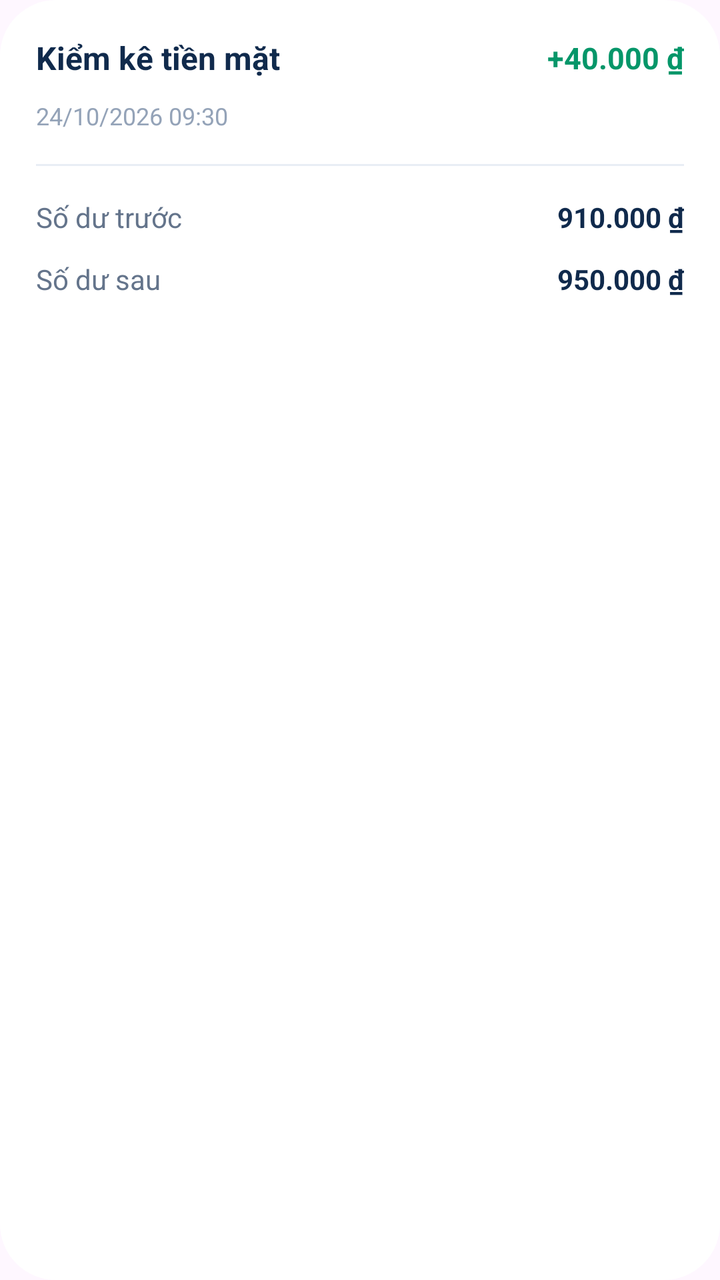
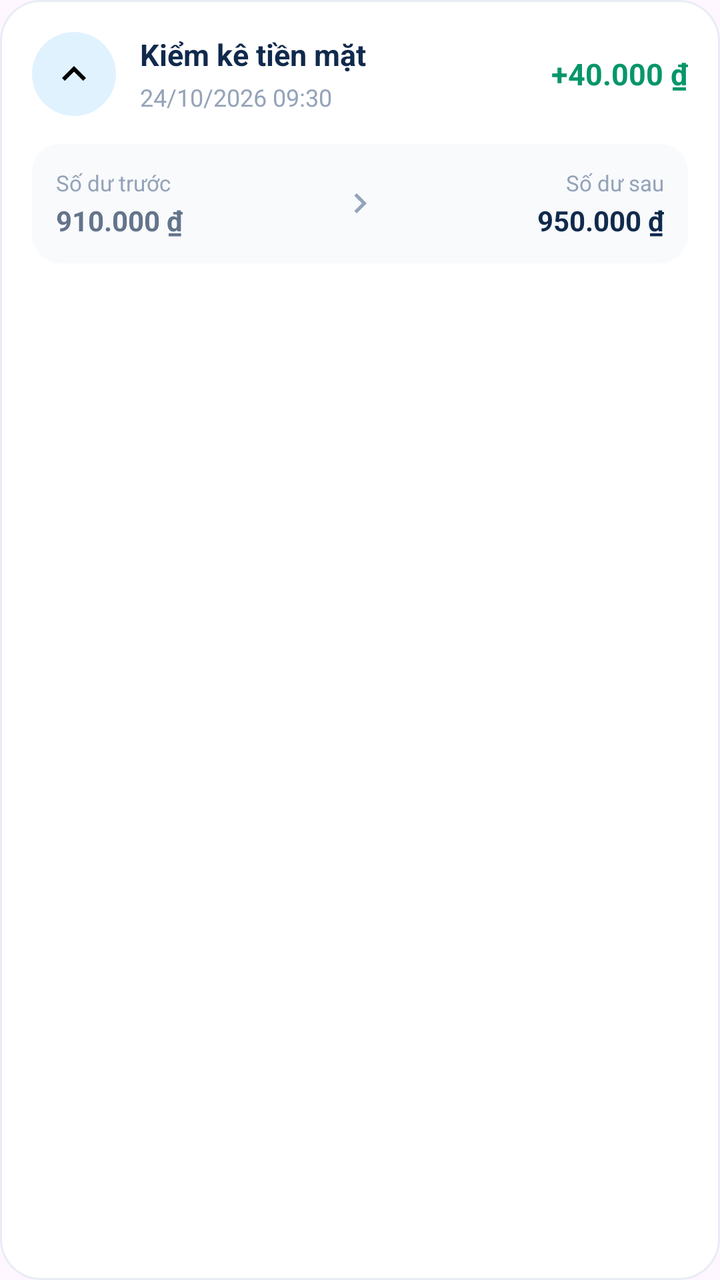

The first picture is an Android layout as it rendered before a commit; the second is the same layout after the commit. The layout source and the unified diff follow.
<!-- AndroidManifest.xml: application theme Theme.QLChiTieu -->
<!-- res/layout/item_balance_adjustment.xml -->
<?xml version="1.0" encoding="utf-8"?>
<LinearLayout xmlns:android="http://schemas.android.com/apk/res/android"
    android:layout_width="match_parent"
    android:layout_height="wrap_content"
    android:layout_marginBottom="12dp"
    android:background="@drawable/bg_auth_card"
    android:orientation="vertical"
    android:padding="18dp">

    <LinearLayout
        android:layout_width="match_parent"
        android:layout_height="wrap_content"
        android:gravity="center_vertical"
        android:orientation="horizontal">

        <TextView
            android:id="@+id/tvLyDoItem"
            android:layout_width="0dp"
            android:layout_height="wrap_content"
            android:layout_weight="1"
            android:layout_marginEnd="10dp"
            android:text="Kiểm kê tiền mặt"
            android:textColor="#102A4C"
            android:textSize="16sp"
            android:textStyle="bold" />

        <TextView
            android:id="@+id/tvChenhLechItem"
            android:layout_width="wrap_content"
            android:layout_height="wrap_content"
            android:text="+40.000 ₫"
            android:textColor="#059669"
            android:textSize="15sp"
            android:textStyle="bold" />

    </LinearLayout>

    <TextView
        android:id="@+id/tvNgayDieuChinhItem"
        android:layout_width="match_parent"
        android:layout_height="wrap_content"
        android:layout_marginTop="10dp"
        android:text="24/10/2026 09:30"
        android:textColor="#94A3B8"
        android:textSize="12sp" />

    <View
        android:layout_width="match_parent"
        android:layout_height="1dp"
        android:layout_marginTop="16dp"
        android:layout_marginBottom="16dp"
        android:background="#E8EDF5" />

    <LinearLayout
        android:layout_width="match_parent"
        android:layout_height="wrap_content"
        android:orientation="horizontal">

        <TextView
            android:layout_width="0dp"
            android:layout_height="wrap_content"
            android:layout_weight="1"
            android:text="Số dư trước"
            android:textColor="#64748B"
            android:textSize="14sp" />

        <TextView
            android:id="@+id/tvSoDuCuItem"
            android:layout_width="wrap_content"
            android:layout_height="wrap_content"
            android:text="910.000 ₫"
            android:textColor="#102A4C"
            android:textSize="14sp"
            android:textStyle="bold" />

    </LinearLayout>

    <LinearLayout
        android:layout_width="match_parent"
        android:layout_height="wrap_content"
        android:layout_marginTop="12dp"
        android:orientation="horizontal">

        <TextView
            android:layout_width="0dp"
            android:layout_height="wrap_content"
            android:layout_weight="1"
            android:text="Số dư sau"
            android:textColor="#64748B"
            android:textSize="14sp" />

        <TextView
            android:id="@+id/tvSoDuMoiItem"
            android:layout_width="wrap_content"
            android:layout_height="wrap_content"
            android:text="950.000 ₫"
            android:textColor="#102A4C"
            android:textSize="14sp"
            android:textStyle="bold" />

    </LinearLayout>

</LinearLayout>
<!-- resources referenced by this layout -->
<resources>
  <!-- drawable bg_auth_card (drawable) -->
  <?xml version="1.0" encoding="utf-8"?>
  <shape xmlns:android="http://schemas.android.com/apk/res/android"
      android:shape="rectangle">
  
      <solid android:color="@color/surface_light" />
  
      <corners android:radius="28dp" />
  
  </shape>
  <style name="Theme.QLChiTieu" parent="Base.Theme.QLChiTieu" />
  <color name="surface_light">#FFFFFF</color>
  <style name="Base.Theme.QLChiTieu" parent="Theme.Material3.DayNight.NoActionBar">
          
          
      </style>
</resources>

<!-- the commit's change to res/layout/item_balance_adjustment.xml (unified diff, before → after) -->
@@ -1,11 +1,12 @@
 <?xml version="1.0" encoding="utf-8"?>
 <LinearLayout xmlns:android="http://schemas.android.com/apk/res/android"
+    xmlns:app="http://schemas.android.com/apk/res-auto"
     android:layout_width="match_parent"
     android:layout_height="wrap_content"
     android:layout_marginBottom="12dp"
-    android:background="@drawable/bg_auth_card"
+    android:background="@drawable/bg_card_soft"
     android:orientation="vertical"
-    android:padding="18dp">
+    android:padding="16dp">
 
     <LinearLayout
         android:layout_width="match_parent"
@@ -13,64 +14,52 @@
         android:gravity="center_vertical"
         android:orientation="horizontal">
 
-        <TextView
-            android:id="@+id/tvLyDoItem"
+        <ImageView
+            android:id="@+id/ivHuongDieuChinh"
+            android:layout_width="42dp"
+            android:layout_height="42dp"
+            android:background="@drawable/bg_icon_circle"
+            android:contentDescription="@null"
+            android:padding="9dp"
+            android:src="@drawable/ic_arrow_up" />
+
+        <LinearLayout
             android:layout_width="0dp"
             android:layout_height="wrap_content"
+            android:layout_marginStart="12dp"
+            android:layout_marginEnd="8dp"
             android:layout_weight="1"
-            android:layout_marginEnd="10dp"
-            android:text="Kiểm kê tiền mặt"
-            android:textColor="#102A4C"
-            android:textSize="16sp"
-            android:textStyle="bold" />
+            android:orientation="vertical">
+
+            <TextView
+                android:id="@+id/tvLyDoItem"
+                android:layout_width="match_parent"
+                android:layout_height="wrap_content"
+                android:ellipsize="end"
+                android:maxLines="2"
+                android:text="Kiểm kê tiền mặt"
+                android:textColor="@color/phinova_text_primary"
+                android:textSize="15sp"
+                android:textStyle="bold" />
+
+            <TextView
+                android:id="@+id/tvNgayDieuChinhItem"
+                android:layout_width="match_parent"
+                android:layout_height="wrap_content"
+                android:layout_marginTop="3dp"
+                android:text="24/10/2026 09:30"
+                android:textColor="@color/phinova_text_hint"
+                android:textSize="12sp" />
+
+        </LinearLayout>
 
         <TextView
             android:id="@+id/tvChenhLechItem"
             android:layout_width="wrap_content"
             android:layout_height="wrap_content"
             android:text="+40.000 ₫"
-            android:textColor="#059669"
+            android:textColor="@color/phinova_income"
             android:textSize="15sp"
-            android:textStyle="bold" />
-
-    </LinearLayout>
-
-    <TextView
-        android:id="@+id/tvNgayDieuChinhItem"
-        android:layout_width="match_parent"
-        android:layout_height="wrap_content"
-        android:layout_marginTop="10dp"
-        android:text="24/10/2026 09:30"
-        android:textColor="#94A3B8"
-        android:textSize="12sp" />
-
-    <View
-        android:layout_width="match_parent"
-        android:layout_height="1dp"
-        android:layout_marginTop="16dp"
-        android:layout_marginBottom="16dp"
-        android:background="#E8EDF5" />
-
-    <LinearLayout
-        android:layout_width="match_parent"
-        android:layout_height="wrap_content"
-        android:orientation="horizontal">
-
-        <TextView
-            android:layout_width="0dp"
-            android:layout_height="wrap_content"
-            android:layout_weight="1"
-            android:text="Số dư trước"
-            android:textColor="#64748B"
-            android:textSize="14sp" />
-
-        <TextView
-            android:id="@+id/tvSoDuCuItem"
-            android:layout_width="wrap_content"
-            android:layout_height="wrap_content"
-            android:text="910.000 ₫"
-            android:textColor="#102A4C"
-            android:textSize="14sp"
             android:textStyle="bold" />
 
     </LinearLayout>
@@ -78,25 +67,69 @@
     <LinearLayout
         android:layout_width="match_parent"
         android:layout_height="wrap_content"
-        android:layout_marginTop="12dp"
-        android:orientation="horizontal">
+        android:layout_marginTop="14dp"
+        android:background="@drawable/bg_balance_box"
+        android:gravity="center_vertical"
+        android:orientation="horizontal"
+        android:padding="12dp">
 
-        <TextView
+        <LinearLayout
             android:layout_width="0dp"
             android:layout_height="wrap_content"
             android:layout_weight="1"
-            android:text="Số dư sau"
-            android:textColor="#64748B"
-            android:textSize="14sp" />
+            android:orientation="vertical">
 
-        <TextView
-            android:id="@+id/tvSoDuMoiItem"
-            android:layout_width="wrap_content"
+            <TextView
+                android:layout_width="wrap_content"
+                android:layout_height="wrap_content"
+                android:text="Số dư trước"
+                android:textColor="@color/phinova_text_hint"
+                android:textSize="11sp" />
+
+            <TextView
+                android:id="@+id/tvSoDuCuItem"
+                android:layout_width="wrap_content"
+                android:layout_height="wrap_content"
+                android:layout_marginTop="2dp"
+                android:text="910.000 ₫"
+                android:textColor="@color/phinova_text_secondary"
+                android:textSize="14sp"
+                android:textStyle="bold" />
+
+        </LinearLayout>
+
+        <ImageView
+            android:layout_width="20dp"
+            android:layout_height="20dp"
+            android:contentDescription="@null"
+            android:src="@drawable/ic_chevron_right"
+            app:tint="@color/phinova_text_hint" />
+
+        <LinearLayout
+            android:layout_width="0dp"
             android:layout_height="wrap_content"
-            android:text="950.000 ₫"
-            android:textColor="#102A4C"
-            android:textSize="14sp"
-            android:textStyle="bold" />
+            android:layout_weight="1"
+            android:gravity="end"
+            android:orientation="vertical">
+
+            <TextView
+                android:layout_width="wrap_content"
+                android:layout_height="wrap_content"
+                android:text="Số dư sau"
+                android:textColor="@color/phinova_text_hint"
+                android:textSize="11sp" />
+
+            <TextView
+                android:id="@+id/tvSoDuMoiItem"
+                android:layout_width="wrap_content"
+                android:layout_height="wrap_content"
+                android:layout_marginTop="2dp"
+                android:text="950.000 ₫"
+                android:textColor="@color/phinova_text_primary"
+                android:textSize="14sp"
+                android:textStyle="bold" />
+
+        </LinearLayout>
 
     </LinearLayout>
 
<!-- resource entries referenced after the edit -->
@@ -1,17 +1,48 @@
 <!-- resources referenced by this layout -->
 <resources>
-  <!-- drawable bg_auth_card (drawable) -->
+  <color name="phinova_income">#059669</color>
+  <color name="phinova_text_hint">#94A3B8</color>
+  <color name="phinova_text_primary">#102A4C</color>
+  <color name="phinova_text_secondary">#64748B</color>
+  <!-- drawable bg_balance_box (drawable) -->
+  <?xml version="1.0" encoding="utf-8"?>
+  <shape xmlns:android="http://schemas.android.com/apk/res/android" android:shape="rectangle">
+      <solid android:color="#F8FAFC" />
+      <corners android:radius="14dp" />
+  </shape>
+  <!-- drawable bg_card_soft (drawable) -->
   <?xml version="1.0" encoding="utf-8"?>
   <shape xmlns:android="http://schemas.android.com/apk/res/android"
       android:shape="rectangle">
-  
-      <solid android:color="@color/surface_light" />
-  
-      <corners android:radius="28dp" />
-  
+      <solid android:color="@color/white" />
+      <corners android:radius="20dp" />
+      <stroke
+          android:width="1dp"
+          android:color="@color/phinova_border" />
   </shape>
+  <!-- drawable bg_icon_circle (drawable) -->
+  <?xml version="1.0" encoding="utf-8"?>
+  <shape xmlns:android="http://schemas.android.com/apk/res/android" android:shape="oval">
+      <solid android:color="@color/wallet_other_bg" />
+  </shape>
+  <!-- drawable ic_arrow_up (drawable) -->
+  <?xml version="1.0" encoding="utf-8"?>
+  <vector xmlns:android="http://schemas.android.com/apk/res/android"
+      android:width="24dp" android:height="24dp"
+      android:viewportWidth="24" android:viewportHeight="24">
+      <path android:fillColor="#FF000000" android:pathData="M7.41,15.41L12,10.83l4.59,4.58L18,14l-6,-6 -6,6z" />
+  </vector>
+  <!-- drawable ic_chevron_right (drawable) -->
+  <?xml version="1.0" encoding="utf-8"?>
+  <vector xmlns:android="http://schemas.android.com/apk/res/android"
+      android:width="24dp" android:height="24dp"
+      android:viewportWidth="24" android:viewportHeight="24">
+      <path android:fillColor="#FF000000" android:pathData="M8.59,16.59L13.17,12 8.59,7.41 10,6l6,6 -6,6z" />
+  </vector>
   <style name="Theme.QLChiTieu" parent="Base.Theme.QLChiTieu" />
-  <color name="surface_light">#FFFFFF</color>
+  <color name="white">#FFFFFF</color>
+  <color name="phinova_border">#E8EDF5</color>
+  <color name="wallet_other_bg">#E0F2FE</color>
   <style name="Base.Theme.QLChiTieu" parent="Theme.Material3.DayNight.NoActionBar">
           
           
